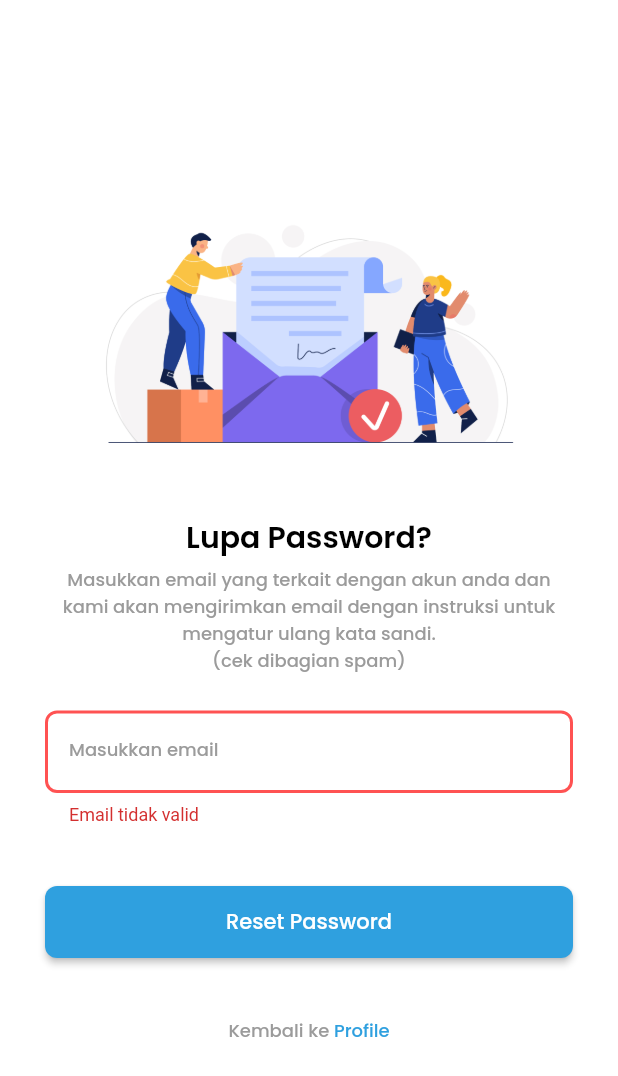
After one commit to hib4/moneyger, a Flutter app: the ResetPasswordProfilePage screen opened directly, after a tap on "Reset Password", on a phone screen of 412 x 824 dp. The commit adds this screen. Shown: the top 1076 px of the screen. Run offline on Flutter 3.47's test engine with Material 2 defaults, Android fonts, the phone set to English and light mode, and no system bars; our stand-ins replace cloud_firestore, currency_text_input_formatter, dropdown_button2, firebase_auth, firebase_core, fl_chart and 5 more; accounts and stored records are empty.

Commit message:
feat: [HF] reset password profile

```diff
--- a/lib/service/firebase_service.dart
+++ b/lib/service/firebase_service.dart
@@ -97,7 +97,17 @@ class FirebaseService {
           );
       return true;
     } on FirebaseAuthException catch (e) {
-      showSnackBar(context, title: 'Terjadi kesalahan');
+      switch (e.code) {
+        case 'user-not-found':
+          showSnackBar(context, title: 'Email tidak ditemukan');
+          break;
+        case 'invalid-email':
+          showSnackBar(context, title: 'Invalid Email');
+          break;
+        case 'missing-email':
+          showSnackBar(context, title: 'Email tidak ditemukan');
+          break;
+      }
       return false;
     }
   }
--- /dev/null
+++ b/lib/ui/auth/reset_password/reset_password_profile.dart
@@ -0,0 +1,137 @@
+import 'package:flutter/gestures.dart';
+import 'package:flutter/material.dart';
+import 'package:moneyger/common/color_value.dart';
+import 'package:moneyger/common/navigate.dart';
+import 'package:moneyger/common/shared_code.dart';
+import 'package:moneyger/service/firebase_service.dart';
+import 'package:moneyger/ui/auth/login/login.dart';
+import 'package:moneyger/ui/widget/custom_text_form_field.dart';
+import 'package:moneyger/ui/widget/loading/loading_animation.dart';
+
+class ResetPasswordProfilePage extends StatefulWidget {
+  const ResetPasswordProfilePage({Key? key}) : super(key: key);
+
+  @override
+  State<ResetPasswordProfilePage> createState() =>
+      _ResetPasswordProfilePageState();
+}
+
+class _ResetPasswordProfilePageState extends State<ResetPasswordProfilePage> {
+  final _emailController = TextEditingController();
+  final _formKey = GlobalKey<FormState>();
+
+  final ValueNotifier<bool> _isLoad = ValueNotifier<bool>(false);
+
+  @override
+  Widget build(BuildContext context) {
+    final size = MediaQuery.of(context).size;
+    final textTheme = Theme.of(context).textTheme;
+
+    return Scaffold(
+      body: SafeArea(
+        child: Stack(
+          children: [
+            Center(
+              child: SingleChildScrollView(
+                padding: const EdgeInsets.symmetric(vertical: 16),
+                child: Container(
+                  padding: const EdgeInsets.symmetric(horizontal: 30),
+                  child: Center(
+                    child: Form(
+                      key: _formKey,
+                      child: Column(
+                        mainAxisAlignment: MainAxisAlignment.center,
+                        children: [
+                          Image.asset(
+                            'assets/images/verification.png',
+                            width: size.width * 0.7,
+                          ),
+                          const SizedBox(
+                            height: 24,
+                          ),
+                          Text(
+                            'Lupa Password?',
+                            style: textTheme.headline2!.copyWith(
+                              fontWeight: FontWeight.w600,
+                            ),
+                          ),
+                          const SizedBox(
+                            height: 4,
+                          ),
+                          Text(
+                            'Masukkan email yang terkait dengan akun anda dan kami akan mengirimkan email dengan instruksi untuk mengatur ulang kata sandi.\n(cek dibagian spam)',
+                            style: textTheme.bodyText1,
+                            textAlign: TextAlign.center,
+                          ),
+                          const SizedBox(
+                            height: 24,
+                          ),
+                          CustomTextFormField(
+                            label: 'Masukkan email',
+                            controller: _emailController,
+                            textInputType: TextInputType.emailAddress,
+                            validator: (value) =>
+                                SharedCode().emailValidator(value),
+                          ),
+                          const SizedBox(
+                            height: 40,
+                          ),
+                          ElevatedButton(
+                            onPressed: () async {
+                              if (_formKey.currentState!.validate()) {
+                                _isLoad.value = true;
+                                if (mounted) {
+                                  await FirebaseService()
+                                      .resetPassword(context,
+                                          email: _emailController.text.trim())
+                                      .then(
+                                        (value) => value
+                                            ? Navigator.pop(context)
+                                            : null,
+                                      );
+                                }
+                                _isLoad.value = false;
+                              }
+                            },
+                            child: const Text('Reset Password'),
+                          ),
+                          const SizedBox(
+                            height: 40,
+                          ),
+                          RichText(
+                            text: TextSpan(
+                              text: 'Kembali ke ',
+                              style: textTheme.bodyText1,
+                              children: [
+                                TextSpan(
+                                  text: 'Profile',
+                                  style: textTheme.bodyText1!.copyWith(
+                                    color: ColorValue.secondaryColor,
+                                    fontWeight: FontWeight.w500,
+                                  ),
+                                  recognizer: TapGestureRecognizer()
+                                    ..onTap = () => Navigator.pop(context),
+                                ),
+                              ],
+                            ),
+                          ),
+                        ],
+                      ),
+                    ),
+                  ),
+                ),
+              ),
+            ),
+            ValueListenableBuilder<bool>(
+              valueListenable: _isLoad,
+              builder: (context, value, _) => Visibility(
+                visible: value,
+                child: const LoadingAnimation(),
+              ),
+            ),
+          ],
+        ),
+      ),
+    );
+  }
+}
--- a/lib/ui/bottom_navigation/item/profile.dart
+++ b/lib/ui/bottom_navigation/item/profile.dart
@@ -4,6 +4,7 @@ import 'package:flutter_svg/svg.dart';
 import 'package:google_sign_in/google_sign_in.dart';
 import 'package:moneyger/common/navigate.dart';
 import 'package:moneyger/ui/auth/login/login.dart';
+import 'package:moneyger/ui/auth/reset_password/reset_password_profile.dart';
 import 'package:moneyger/ui/widget/detail_transaction_item.dart';
 import 'package:moneyger/ui/widget/user_item/user_item.dart';
 
@@ -80,7 +81,9 @@ class _ProfilePageState extends State<ProfilePage> {
                     ),
                     _button(
                       textTheme,
-                      onPress: () {},
+                      onPress: () {
+                        Navigate.navigatorPush(context, ResetPasswordProfilePage());
+                      },
                       icon: 'reset_password',
                       title: 'Reset Password',
                     ),
```
